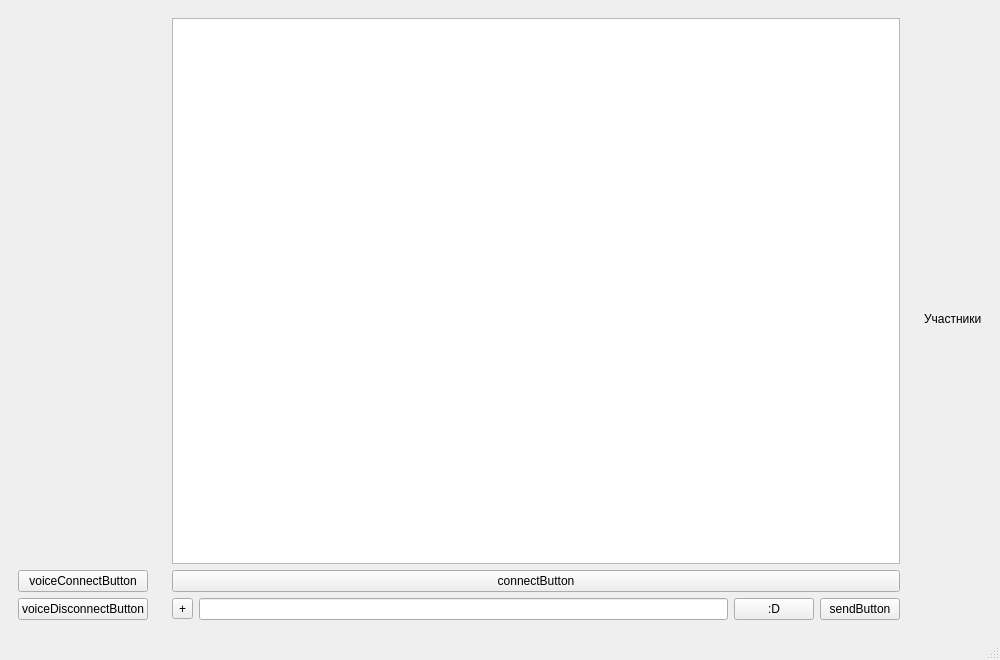
This is Client/clientmain.ui in queueuee/CollabSpace as Qt 5 draws it before an edit. The edited form follows.
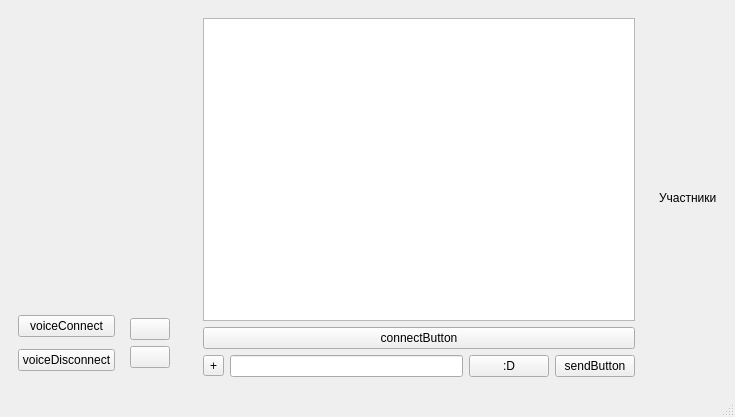
This is the edited form. Icons and pictures are not drawn.

Diff of the .ui file:
```diff
--- a/Client/clientmain.ui
+++ b/Client/clientmain.ui
@@ -6,8 +6,8 @@
    <rect>
     <x>0</x>
     <y>0</y>
-    <width>1000</width>
-    <height>660</height>
+    <width>735</width>
+    <height>417</height>
    </rect>
   </property>
   <property name="windowTitle">
@@ -18,19 +18,23 @@
     <item>
      <widget class="QWidget" name="widget_3" native="true">
       <layout class="QGridLayout" name="gridLayout">
-       <item row="2" column="0">
-        <widget class="QPushButton" name="voiceDisconnectButton">
-         <property name="text">
-          <string>voiceDisconnectButton</string>
-         </property>
-        </widget>
-       </item>
        <item row="1" column="0">
-        <widget class="QPushButton" name="voiceConnectButton">
-         <property name="text">
-          <string>voiceConnectButton</string>
-         </property>
-        </widget>
+        <layout class="QVBoxLayout" name="verticalLayout_3">
+         <item>
+          <widget class="QPushButton" name="voiceConnectButton">
+           <property name="text">
+            <string>voiceConnect</string>
+           </property>
+          </widget>
+         </item>
+         <item>
+          <widget class="QPushButton" name="voiceDisconnectButton">
+           <property name="text">
+            <string>voiceDisconnect</string>
+           </property>
+          </widget>
+         </item>
+        </layout>
        </item>
        <item row="0" column="0">
         <spacer name="verticalSpacer">
@@ -45,6 +49,40 @@
          </property>
         </spacer>
        </item>
+       <item row="1" column="1">
+        <widget class="QWidget" name="widget_4" native="true">
+         <layout class="QVBoxLayout" name="verticalLayout_4">
+          <item>
+           <widget class="QPushButton" name="micOnOffButton">
+            <property name="text">
+             <string/>
+            </property>
+            <property name="icon">
+             <iconset resource="icons.qrc">
+              <normaloff>:/icons/mic.png</normaloff>:/icons/mic.png</iconset>
+            </property>
+            <property name="iconSize">
+             <size>
+              <width>16</width>
+              <height>16</height>
+             </size>
+            </property>
+           </widget>
+          </item>
+          <item>
+           <widget class="QPushButton" name="headersOnOffButton">
+            <property name="text">
+             <string/>
+            </property>
+            <property name="icon">
+             <iconset resource="icons.qrc">
+              <normaloff>:/icons/headers.png</normaloff>:/icons/headers.png</iconset>
+            </property>
+           </widget>
+          </item>
+         </layout>
+        </widget>
+       </item>
       </layout>
      </widget>
     </item>
```
Left out of the diff: 8 changed lines with no effect on the pictures.
